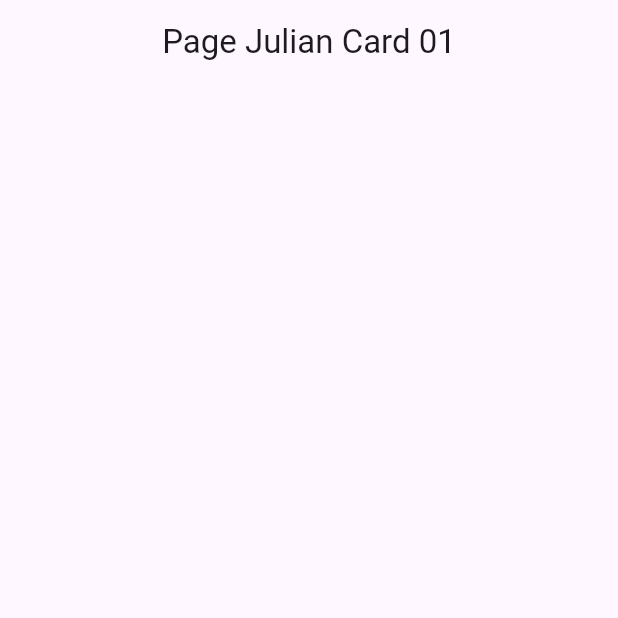
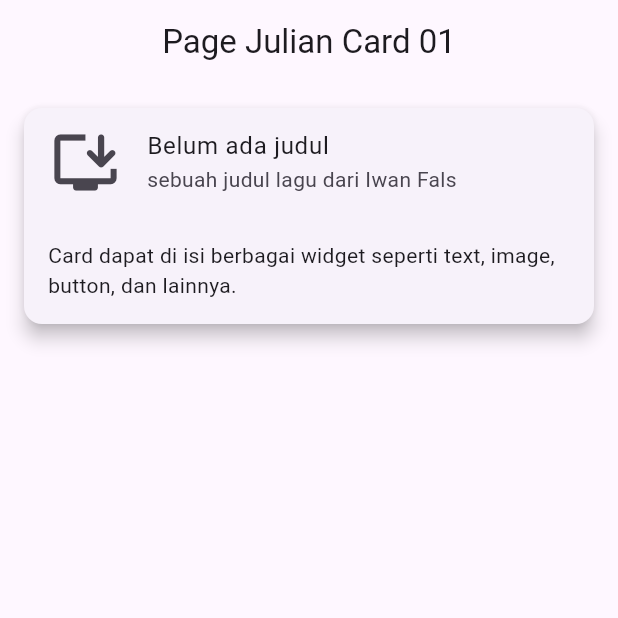
Before and after one commit to Julianarwansah/tugas_week_8_1123150112, a Flutter app: the screen it shows after launch, on a phone screen of 412 x 824 dp, the top half of it. Run offline on Flutter 3.47's test engine with Material 3 defaults, Android fonts, the phone set to English and light mode, and no system bars.

Commit message:
menyelesaikan page card 3

```diff
--- a/lib/pages/page_card_03.dart
+++ b/lib/pages/page_card_03.dart
@@ -13,7 +13,26 @@ class JulPageCard03 extends StatelessWidget {
       body: SingleChildScrollView(
         child: Column(
           children: [
-
+            Card(
+              elevation: 5.0,
+              margin: const EdgeInsets.all(16.0),
+              child: Column(
+                mainAxisSize: MainAxisSize.min,
+                children: [
+                  const ListTile(
+                    leading: Icon(Icons.install_desktop_rounded, size: 50),
+                    title: Text('Belum ada judul'),
+                    subtitle: Text('sebuah judul lagu dari Iwan Fals'),
+                  ),
+                  const Padding(
+                    padding: EdgeInsets.all(16.0),
+                    child: Text(
+                      'Card dapat di isi berbagai widget seperti text, image, button, dan lainnya.',
+                    ),
+                  ),
+                ],
+              ),
+            ),
           ],
         ),
       ),
```
